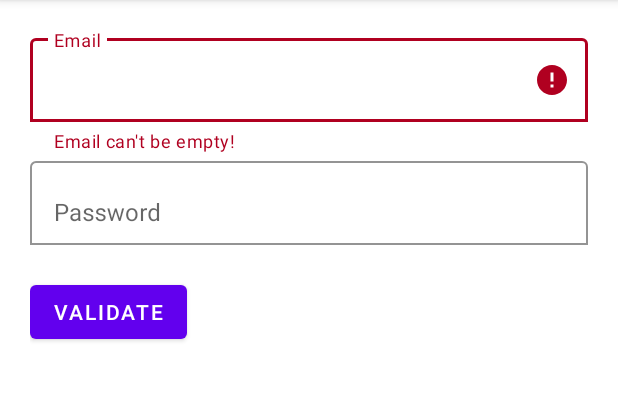
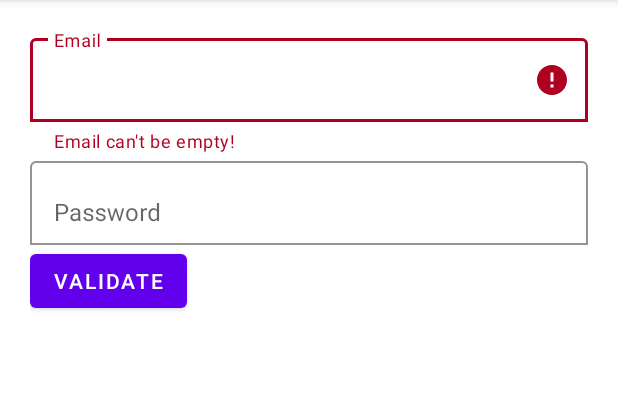
Before and after one commit to utsavdotpro/MaterialEditTextLibrary, an Android app: the screen it shows after launch (MainActivity), after a tap on "VALIDATE", on a phone screen of 412 x 824 dp, the part 84-485 px from its top. Run offline under Robolectric (Android 15) with nearby library versions, the phone set to English and light mode, and no system bars.

Commit message:
its not required to set errorEnabled separately

```diff
--- a/MaterialEditText/src/main/java/com/isolpro/library/materialedittext/MaterialEditText.java
+++ b/MaterialEditText/src/main/java/com/isolpro/library/materialedittext/MaterialEditText.java
@@ -51,7 +51,8 @@ public class MaterialEditText extends RelativeLayout {
   public static boolean validateEditTexts(OnValidationErrorCallback onValidationErrorCallback, MaterialEditText... materialEditTexts) {
     for (MaterialEditText met : materialEditTexts) {
       if (met.isRequired() && met.getText().toString().isEmpty()) {
-        if (met.isErrorEnabled()) met.showError(3000);
+        if (!met.getErrorMessage().isEmpty())
+          met.showError(3000);
 
         if (onValidationErrorCallback != null) onValidationErrorCallback.exec(met);
 
@@ -84,7 +85,6 @@ public class MaterialEditText extends RelativeLayout {
     setErrorMessage(ta.getString(R.styleable.MaterialEditText_met_errorMessage));
     setBoxBackgroundColor(ta.getInteger(R.styleable.MaterialEditText_met_boxBackgroundColor, Color.WHITE));
     setBoxBackgroundMode(ta.getInteger(R.styleable.MaterialEditText_met_boxBackgroundMode, 2));
-    setErrorEnabled(ta.getBoolean(R.styleable.MaterialEditText_met_errorEnabled, false));
     setEnabled(ta.getBoolean(R.styleable.MaterialEditText_met_enabled, true));
     setRequired(ta.getBoolean(R.styleable.MaterialEditText_met_required, false));
     setHint(ta.getString(R.styleable.MaterialEditText_met_hint));
@@ -99,7 +99,12 @@ public class MaterialEditText extends RelativeLayout {
   }
 
   private void setErrorVisible(boolean isErrorVisible) {
+    setErrorEnabled(isErrorVisible);
     setError(isErrorVisible ? getErrorMessage() : "");
+  }
+
+  private void setErrorEnabled(boolean errorEnabled) {
+    textInputLayout.setErrorEnabled(errorEnabled);
   }
 
   public String getErrorMessage() {
@@ -139,14 +144,6 @@ public class MaterialEditText extends RelativeLayout {
 
   public void setBoxBackgroundMode(int boxBackgroundMode) {
     textInputLayout.setBoxBackgroundMode(boxBackgroundMode);
-  }
-
-  public boolean isErrorEnabled() {
-    return textInputLayout.isErrorEnabled();
-  }
-
-  public void setErrorEnabled(boolean errorEnabled) {
-    textInputLayout.setErrorEnabled(errorEnabled);
   }
 
   public boolean isEnabled() {
--- a/MaterialEditText/src/main/res/layout/material_edit_text.xml
+++ b/MaterialEditText/src/main/res/layout/material_edit_text.xml
@@ -10,8 +10,7 @@
     android:layout_height="wrap_content"
     android:hint="Hint"
     app:boxBackgroundColor="@android:color/white"
-    app:boxBackgroundMode="outline"
-    app:errorEnabled="true">
+    app:boxBackgroundMode="outline">
 
     <com.google.android.material.textfield.TextInputEditText
       android:id="@+id/tiet"
--- a/MaterialEditText/src/main/res/values/attrs.xml
+++ b/MaterialEditText/src/main/res/values/attrs.xml
@@ -10,7 +10,6 @@
       <enum name="filled" value="1" />
       <enum name="outline" value="2" />
     </attr>
-    <attr name="met_errorEnabled" format="boolean" />
     <attr name="met_enabled" format="boolean" />
     <attr name="met_required" format="boolean" />
     <attr name="met_hint" format="string" />
--- a/app/src/main/res/layout/activity_main.xml
+++ b/app/src/main/res/layout/activity_main.xml
@@ -12,7 +12,6 @@
     android:id="@+id/metEmail"
     android:layout_width="match_parent"
     android:layout_height="wrap_content"
-    app:met_errorEnabled="true"
     app:met_errorMessage="Email can't be empty!"
     app:met_required="true"
     app:met_hint="Email" />
@@ -21,7 +20,6 @@
     android:id="@+id/metPassword"
     android:layout_width="match_parent"
     android:layout_height="wrap_content"
-    app:met_errorEnabled="true"
     app:met_errorMessage="Password can't be empty!"
     app:met_required="true"
     app:met_hint="Password" />
```
